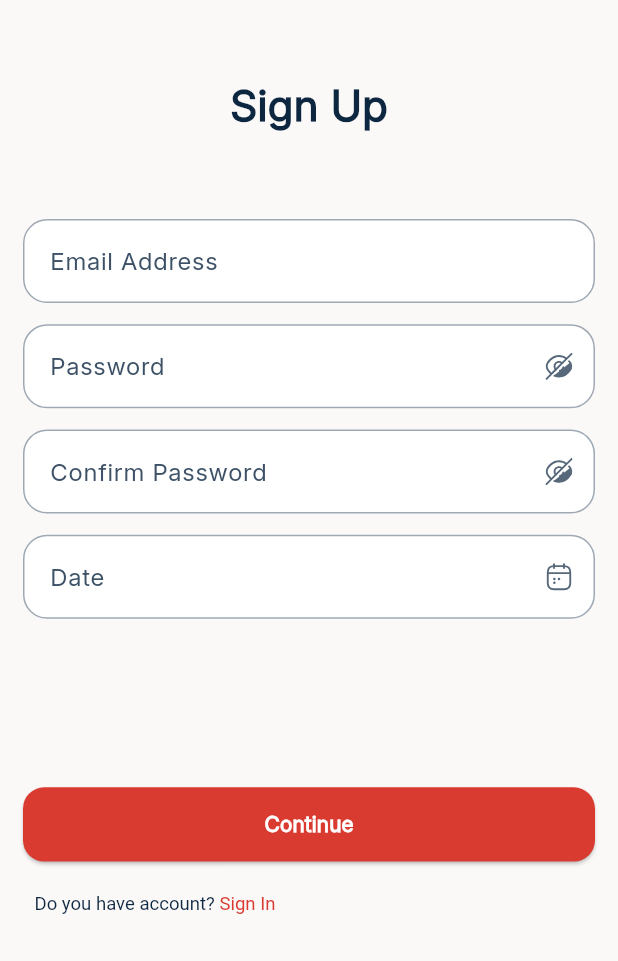
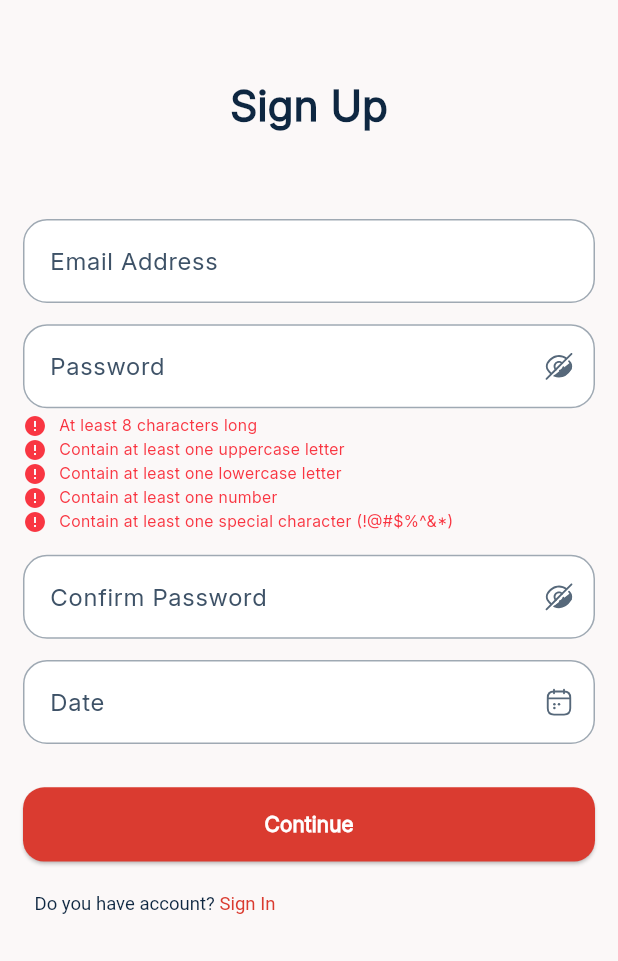
Before and after one commit to bitmonk/preo_app, a Flutter app: the screen it shows after launch, on a phone screen of 412 x 824 dp, the part 275-1236 px from its top. Run offline on Flutter 3.47's test engine with Material 3 defaults, Android fonts, the phone set to English and light mode, and no system bars; our stand-ins replace flutter_animate, flutter_screenutil, flutter_svg, form_validator, get, pinput and 1 more.

Commit message:
validation

```diff
--- a/lib/features/authentication/auth_controller.dart
+++ b/lib/features/authentication/auth_controller.dart
@@ -3,6 +3,15 @@ import 'package:get/get.dart';
 class AuthController extends GetxController {
   Rx<bool> password = true.obs;
   Rx<bool> confirmPassword = true.obs;
+
+  // Validation state for password
+  RxBool hasMinLength = false.obs;
+  RxBool hasUpperCase = false.obs;
+  RxBool hasLowerCase = false.obs;
+  RxBool hasNumber = false.obs;
+  RxBool hasSpecialCharacter = false.obs;
+  RxBool isPasswordValid = false.obs;
+  RxBool hasStartedTyping = false.obs;
 
   seePassword() {
     password.value = !password.value;
@@ -11,4 +20,20 @@ class AuthController extends GetxController {
   seeConfirmPassword() {
     confirmPassword.value = !confirmPassword.value;
   }
+
+  void checkPassword(String password) {
+    hasMinLength.value = password.length >= 8;
+    hasUpperCase.value = password.contains(RegExp(r'[A-Z]'));
+    hasLowerCase.value = password.contains(RegExp(r'[a-z]'));
+    hasNumber.value = password.contains(RegExp(r'[0-9]'));
+    hasSpecialCharacter.value =
+        password.contains(RegExp(r'[!@#$%^&*(),.?":{}|<>]'));
+
+    // Check if all password conditions are met
+    isPasswordValid.value = hasMinLength.value &&
+        hasUpperCase.value &&
+        hasLowerCase.value &&
+        hasNumber.value &&
+        hasSpecialCharacter.value;
+  }
 }
--- a/lib/features/authentication/signup/signup.dart
+++ b/lib/features/authentication/signup/signup.dart
@@ -100,6 +100,14 @@ class _SignupState extends State<Signup> {
                                 () => AppTextFormField(
                                   labelText: 'Password',
                                   obscureText: authController.password.value,
+                                  validator: (password) {
+                                    // Trigger password validation in real-time
+                                    authController.checkPassword(password!);
+                                    return null;
+                                  },
+                                  onChanged: (password) {
+                                    authController.checkPassword(password);
+                                  },
                                   suffixIcon: IconButton(
                                     icon: SizedBox(
                                       height: 24.h,
@@ -114,6 +122,34 @@ class _SignupState extends State<Signup> {
                                       authController.seePassword();
                                     },
                                   ),
+                                ),
+                              ),
+                              Obx(
+                                () => Column(
+                                  crossAxisAlignment: CrossAxisAlignment.start,
+                                  children: [
+                                    SizedBox(height: 4.h),
+                                    _buildValidationMessage(
+                                      'At least 8 characters long',
+                                      authController.hasMinLength.value,
+                                    ),
+                                    _buildValidationMessage(
+                                      'Contain at least one uppercase letter',
+                                      authController.hasUpperCase.value,
+                                    ),
+                                    _buildValidationMessage(
+                                      'Contain at least one lowercase letter',
+                                      authController.hasLowerCase.value,
+                                    ),
+                                    _buildValidationMessage(
+                                      'Contain at least one number',
+                                      authController.hasNumber.value,
+                                    ),
+                                    _buildValidationMessage(
+                                      'Contain at least one special character (!@#\$%^&*)',
+                                      authController.hasSpecialCharacter.value,
+                                    ),
+                                  ],
                                 ),
                               ),
                               SizedBox(height: Sizes.spaceBtwItems),
@@ -217,15 +253,25 @@ class _SignupState extends State<Signup> {
       ),
     );
   }
+
+  Widget _buildValidationMessage(String message, bool isValid) {
+    // if (isValid) return SizedBox.shrink();
+    return Row(
+      children: [
+        Icon(
+          isValid ? Icons.check_circle : Icons.error,
+          color: isValid ? AppColors.primary : AppColors.error500,
+          size: 16,
+        ),
+        SizedBox(width: 8),
+        Text(
+          message,
+          style: TextStyle(
+            fontSize: 12.sp,
+            color: isValid ? AppColors.primary : AppColors.error500,
+          ),
+        ),
+      ],
+    );
+  }
 }
-
-extension CustomValidationBuilder on ValidationBuilder {
-  password() => add((value) {
-        if (value == 'password') {
-          return 'Password should not "password"';
-        }
-        return null;
-      });
-}
-
-final validator = ValidationBuilder().password().build();
```
